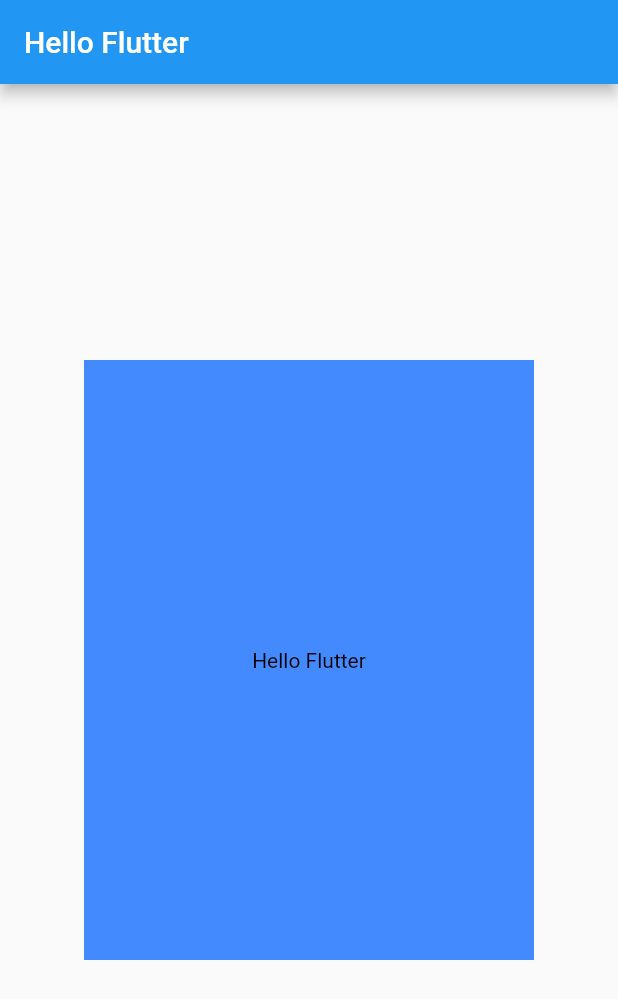
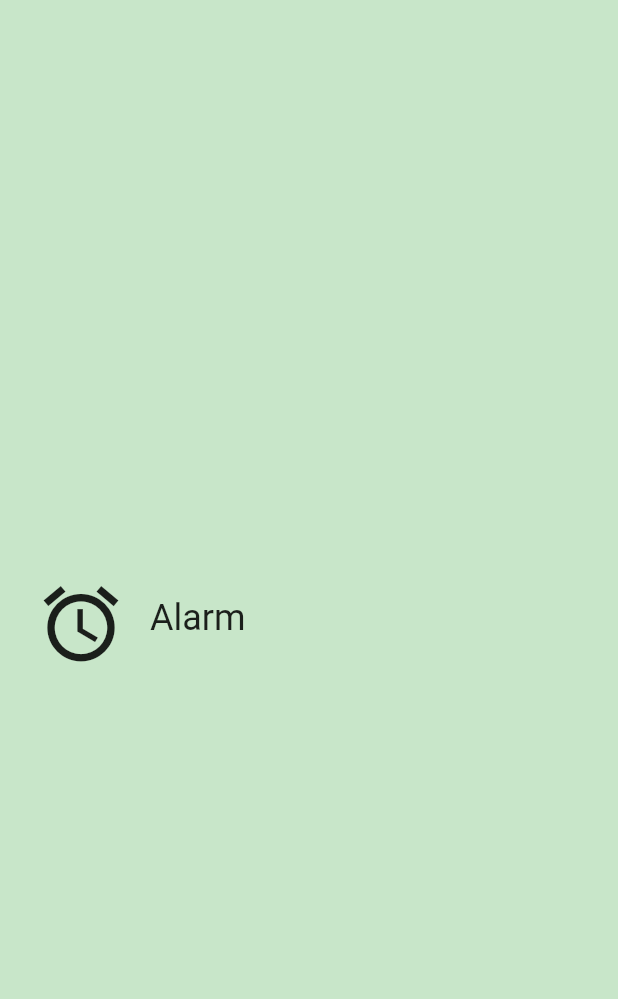
Before and after one commit to vindeolal/udacity_course, a Flutter app: the screen it shows after launch, on a phone screen of 412 x 824 dp. Shown: the top 999 px of the screen. Run offline on Flutter 3.47's test engine with Material 2 defaults, Android fonts, the phone set to English and light mode, and no system bars.

Commit message:
Create Category Widget

```diff
--- /dev/null
+++ b/lib/Category.dart
@@ -0,0 +1,53 @@
+import 'package:flutter/material.dart';
+
+class Category extends StatelessWidget {
+  final IconData icon;
+  final Color color;
+  final String name;
+
+  const Category({
+    Key key,
+    @required this.name,
+    @required this.color,
+    @required this.icon,
+  })  : assert(name != null),
+        assert(color != null),
+        assert(icon != null),
+        super(key: key);
+
+  @override
+  Widget build(BuildContext context) {
+    return Material(
+      color: Colors.transparent,
+      child: Container(
+        height: 100,
+        child: InkWell(
+          borderRadius: BorderRadius.circular(5.0),
+          highlightColor: color,
+          splashColor: color,
+          onTap: () => print("tapped"),
+          child: Padding(
+            padding: EdgeInsets.all(8.0),
+            child: Row(
+              children: <Widget>[
+                Padding(
+                  padding: EdgeInsets.all(16.0),
+                  child: Icon(
+                    icon,
+                    size: 60.0,
+                  ),
+                ),
+                Center(
+                    child: Text(
+                  name,
+                  textAlign: TextAlign.center,
+                  style: Theme.of(context).textTheme.headline,
+                ))
+              ],
+            ),
+          ),
+        ),
+      ),
+    );
+  }
+}
--- a/lib/main.dart
+++ b/lib/main.dart
@@ -1,27 +1,24 @@
 import 'package:flutter/material.dart';
 
-void main() => runApp(
-      MaterialApp(
-        debugShowCheckedModeBanner: false,
-        title: "hello flutter",
-        home: Scaffold(
-          appBar: AppBar(
-            title: Text("Hello Flutter"),
-          ),
-          body: Center(
-            child: Container(
-              color: Colors.blueAccent,
-              height: 400,
-              width: 300,
-              child: Center(
-                child: Text(
-                  "Hello Flutter",
-                  textAlign: TextAlign.center,
-                  style: TextStyle(color: Colors.black, fontSize: 14),
-                ),
-              ),
-            ),
-          ),
+import 'Category.dart';
+
+void main() => runApp(UnitConverterApp());
+
+class UnitConverterApp extends StatelessWidget {
+  @override
+  Widget build(BuildContext context) {
+    return MaterialApp(
+      debugShowCheckedModeBanner: false,
+      title: 'Unit Converter',
+      home: Scaffold(
+        backgroundColor: Colors.green[100],
+        body: Center(
+          child: Category(
+              icon: Icons.access_alarm,
+              color: Colors.green,
+              name: "Alarm"),
         ),
       ),
     );
+  }
+}
```
